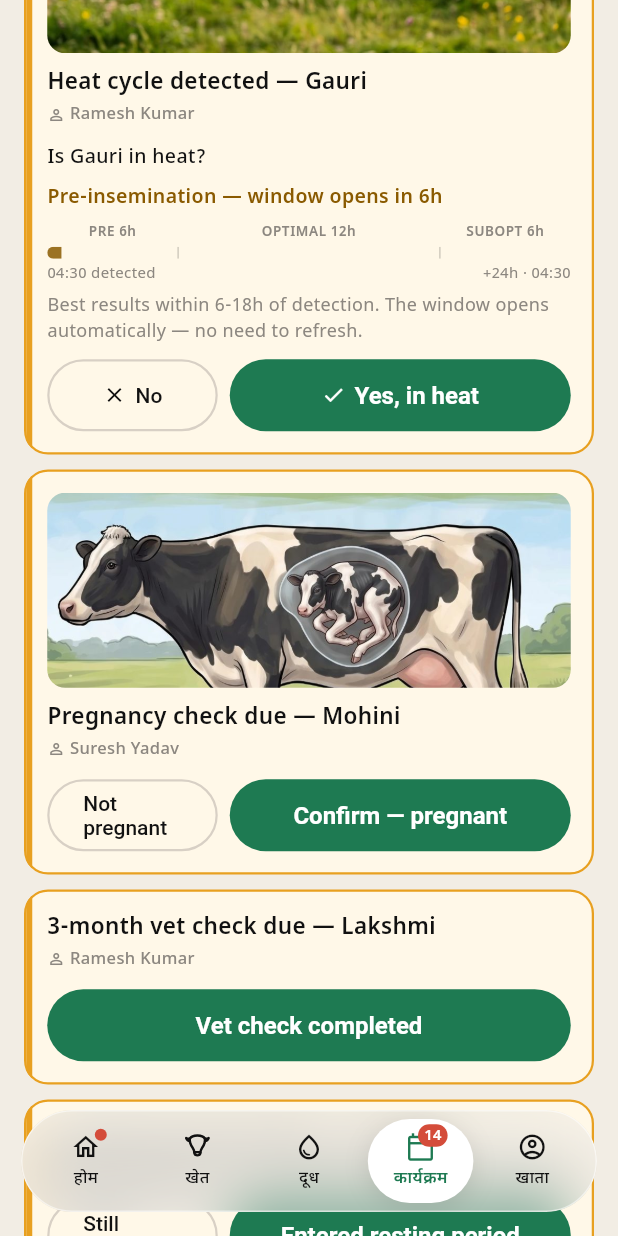
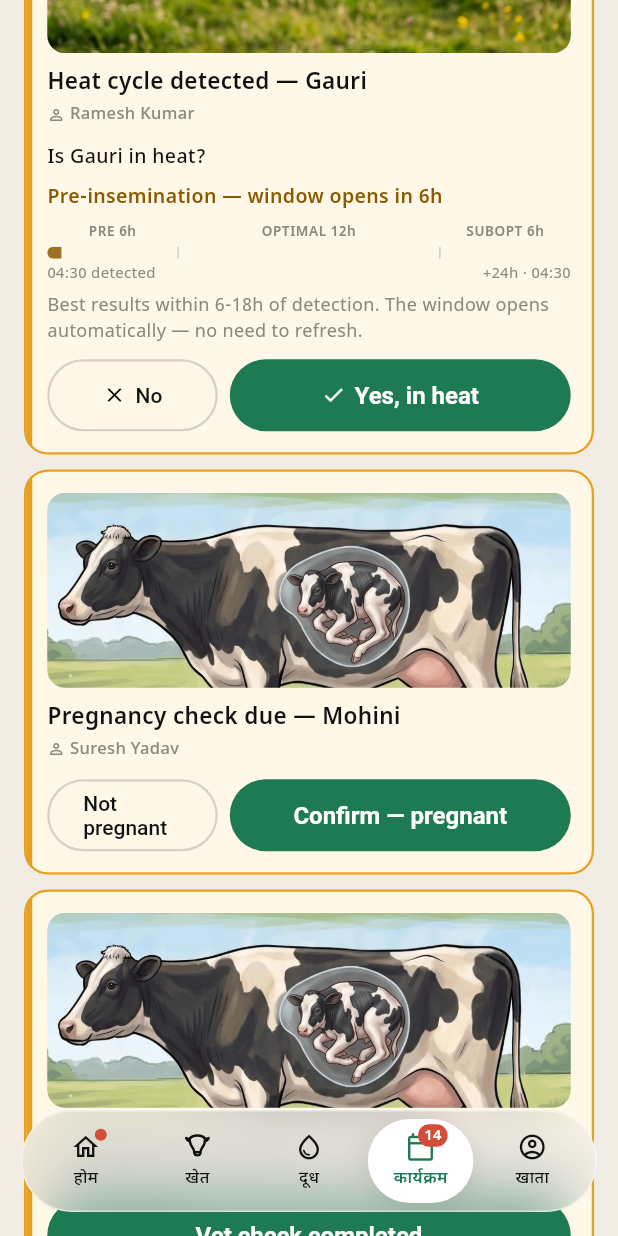
Before and after one commit to vaseey21/Vanix, a Flutter app: the EventsScreen screen opened directly with empty values, scrolled down 1152 dp, on a phone screen of 412 x 824 dp. Run offline on Flutter 3.47's test engine with Material 3 defaults, Android fonts, the phone set to English and light mode, and no system bars; our stand-ins replace video_player.

Commit message:
auto: save changes

```diff
--- a/flutter_app/lib/screens/events_screen.dart
+++ b/flutter_app/lib/screens/events_screen.dart
@@ -1085,6 +1085,7 @@ class _EventsScreenState extends State<EventsScreen> {
         priority: _Priority.p1,
         channel: channel,
           manager: manager,
+        photoBg: 'assets/images/gestation_photo.jpg',
         title: is3 ? '3-month vet check due — Lakshmi' : '6-month vet check due — Lakshmi',
         sub: 'Routine pregnancy vet check — confirm once done.',
         meta: meta,
@@ -1108,6 +1109,7 @@ class _EventsScreenState extends State<EventsScreen> {
         priority: _Priority.p1,
         channel: channel,
           manager: manager,
+        photoBg: 'assets/images/gestation_photo.jpg',
         title: '9-month check — call your vet for delivery',
         sub: 'Approaching her due date — call a vet to be on hand for delivery.',
         meta: meta,
@@ -1122,6 +1124,7 @@ class _EventsScreenState extends State<EventsScreen> {
         priority: _Priority.p1,
         channel: channel,
           manager: manager,
+        photoBg: 'assets/images/gestation_photo.jpg',
         title: 'Vet on the way — Lakshmi',
         sub: '$_gestationVetName has been called for the delivery.',
         meta: meta,
@@ -1152,6 +1155,7 @@ class _EventsScreenState extends State<EventsScreen> {
         priority: _Priority.p1,
         channel: channel,
           manager: manager,
+        photoBg: 'assets/images/gestation_photo.jpg',
         title: 'Delivery successful — log it',
         sub: 'Add any notes from $_gestationVetName before logging the delivery.',
         meta: meta,
@@ -1186,6 +1190,7 @@ class _EventsScreenState extends State<EventsScreen> {
         priority: _Priority.p1,
         channel: channel,
           manager: manager,
+        photoBg: 'assets/images/gestation_photo.jpg',
         title: 'Delivery unsuccessful — recorded',
         sub: '$_gestationVetName has been notified for an urgent check. Lakshmi will not enter the milking pool.',
         meta: meta,
```
